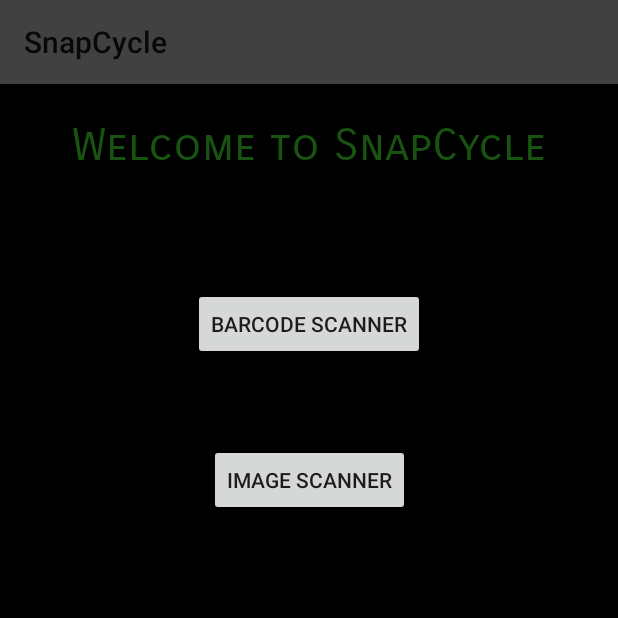
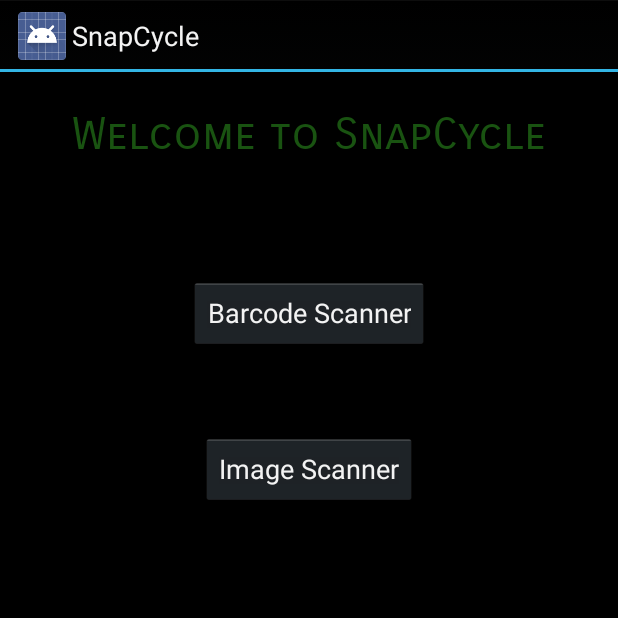
Before and after one commit to zainosaurus/SnapCycle, an Android app: the screen it shows after launch (MainActivity), on a phone screen of 412 x 824 dp, the top half of it. Run offline under Robolectric (Android 15) with nearby library versions, the phone set to English and light mode, and no system bars; libraries missing offline, so code that uses them is left out: com.google.api.client, com.google.api.services; 15 statements that could not run were skipped.

Commit message:
Fix theme error

```diff
--- a/app/src/main/java/tech/snapcycle/MainActivity.java
+++ b/app/src/main/java/tech/snapcycle/MainActivity.java
@@ -1,5 +1,6 @@
 package tech.snapcycle;
 
+import android.app.Activity;
 import android.os.AsyncTask;
 import android.support.v7.app.AppCompatActivity;
 import android.os.Bundle;
@@ -23,7 +24,7 @@ import java.io.InputStream;
 import java.util.Arrays;
 import java.util.List;
 
-public class MainActivity extends AppCompatActivity {
+public class MainActivity extends Activity {
 
     @Override
     protected void onCreate(Bundle savedInstanceState) {
--- a/app/src/main/res/values/styles.xml
+++ b/app/src/main/res/values/styles.xml
@@ -1,7 +1,7 @@
 <resources>
 
     <!-- Base application theme. -->
-    <style name="AppTheme" parent="Theme.AppCompat.Light">
+    <style name="AppTheme" parent="android:Theme.Holo">
         <!-- Customize your theme here. -->\
         <item name="colorPrimary">@color/darkGrayColor</item>
         <item name="colorPrimaryDark">@color/skyBlue</item>
```
